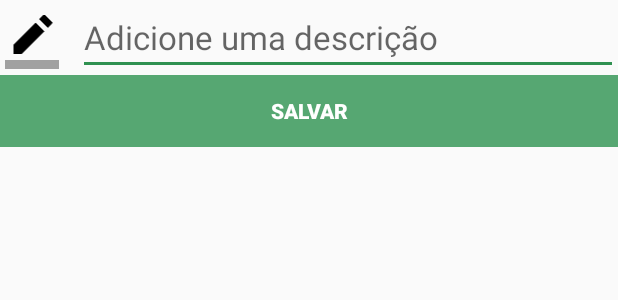
After one commit to luankevinferreira/expenses, an Android app: the layout activity_type.xml on its own in the app's theme, with its tools: preview values and no code run, on a phone screen of 412 x 824 dp. The commit adds this screen. Shown: the top 300 px of the screen. Run offline under Robolectric (Android 15) with nearby library versions, the phone set to English and light mode, and no system bars.

Commit message:
Partial commit with CRUD type implementation.

```diff
--- a/app/build.gradle
+++ b/app/build.gradle
@@ -7,7 +7,7 @@ android {
 
     defaultConfig {
         applicationId "luankevinferreira.expenses"
-        minSdkVersion 15
+        minSdkVersion 16
         targetSdkVersion 27
         versionCode 16
         versionName "1.2.0"
@@ -26,6 +26,7 @@ android {
 }
 
 dependencies {
+    implementation 'com.android.support.constraint:constraint-layout:1.0.2'
     compile fileTree(dir: 'libs', include: ['*.jar'])
     androidTestCompile('com.android.support.test.espresso:espresso-core:2.2.2', {
         exclude group: 'com.android.support', module: 'support-annotations'
--- /dev/null
+++ b/app/src/main/res/layout/activity_type.xml
@@ -0,0 +1,58 @@
+<?xml version="1.0" encoding="utf-8"?>
+<android.support.constraint.ConstraintLayout xmlns:android="http://schemas.android.com/apk/res/android"
+    xmlns:app="http://schemas.android.com/apk/res-auto"
+    xmlns:tools="http://schemas.android.com/tools"
+    android:layout_width="match_parent"
+    android:layout_height="match_parent"
+    tools:context="luankevinferreira.expenses.TypeActivity">
+
+    <LinearLayout
+        android:layout_width="match_parent"
+        android:layout_height="wrap_content"
+        android:orientation="vertical">
+
+        <LinearLayout
+            android:layout_width="match_parent"
+            android:layout_height="wrap_content">
+
+            <ImageView
+                android:layout_width="wrap_content"
+                android:layout_height="wrap_content"
+                android:layout_weight="0.5"
+                android:contentDescription="@string/description"
+                android:paddingEnd="10dp"
+                android:paddingLeft="0dp"
+                android:paddingRight="10dp"
+                android:paddingStart="0dp"
+                android:paddingTop="10dp"
+                android:src="@drawable/ic_border_color_black_36dp" />
+
+            <EditText
+                android:layout_width="wrap_content"
+                android:layout_height="wrap_content"
+                android:layout_weight="9.5"
+                android:hint="@string/hint_write_description"
+                android:maxLength="25"
+                android:maxLines="1"
+                android:textAppearance="?android:attr/textAppearanceLarge" />
+
+        </LinearLayout>
+
+        <LinearLayout
+            android:layout_width="match_parent"
+            android:layout_height="match_parent">
+
+            <Button
+                android:id="@+id/save_expense_type"
+                android:layout_width="match_parent"
+                android:layout_height="wrap_content"
+                android:background="@color/green"
+                android:text="@string/save"
+                android:textColor="@color/white"
+                android:textStyle="bold" />
+
+        </LinearLayout>
+
+    </LinearLayout>
+
+</android.support.constraint.ConstraintLayout>
```
Also changed, not shown: app/src/main/AndroidManifest.xml (+9 -5 lines), app/src/main/java/luankevinferreira/expenses/ExpenseActivity.java (+10 -1 lines), app/src/main/java/luankevinferreira/expenses/TypeActivity.java (added, +42 -0 lines), app/src/main/res/layout/activity_expense.xml (+20 -3 lines), app/src/main/res/drawable-hdpi/ic_add_circle_outline_black_36dp.png (added), app/src/main/res/drawable-mdpi/ic_add_circle_outline_black_36dp.png (added), app/src/main/res/drawable-xhdpi/ic_add_circle_outline_black_36dp.png (added), app/src/main/res/drawable-xxhdpi/ic_add_circle_outline_black_36dp.png (added), app/src/main/res/drawable-xxxhdpi/ic_add_circle_outline_black_36dp.png (added).
